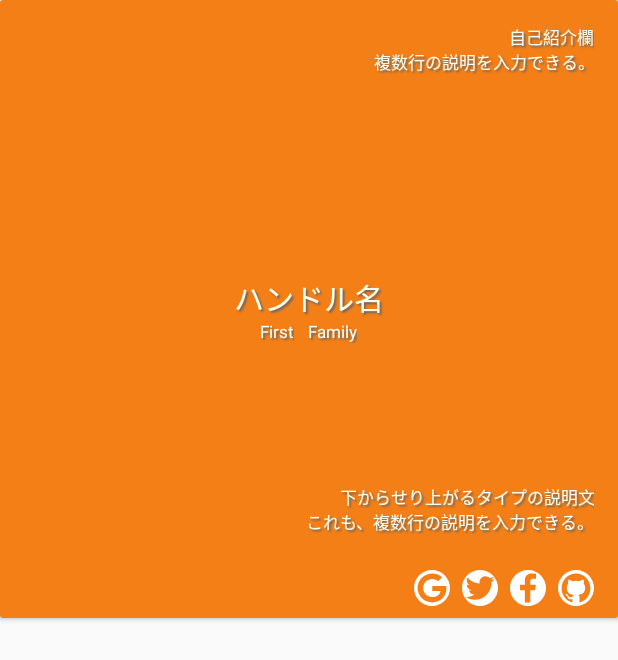
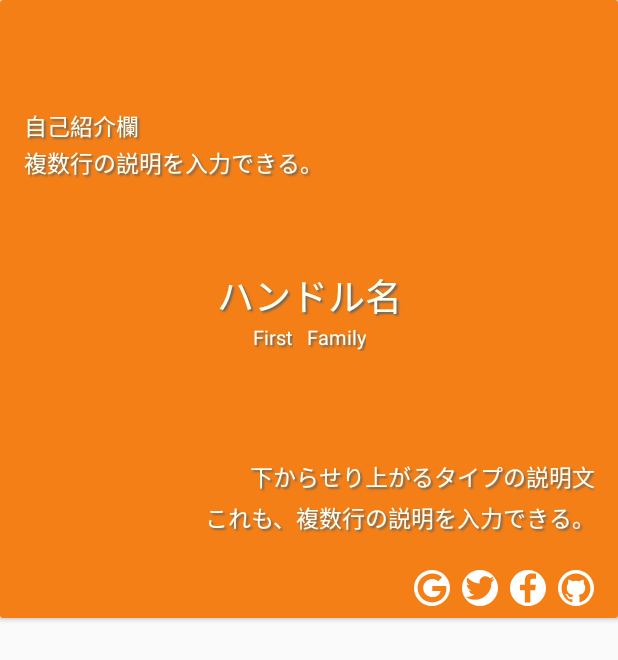
Before and after one commit to kazhida/CardSquare, an Android app: the layout fragment_square_card.xml on its own in the app's theme, with its tools: preview values and no code run, on a phone screen of 412 x 824 dp. Shown: the top 660 px of the screen. Run offline under Robolectric (Android 15) with nearby library versions, the phone set to English and light mode, and no system bars.

Commit message:
CollapsingToolbarLayoutのアニメーションをいい感じにした。

```diff
--- a/app/src/main/java/com/abplus/cardsquare/domain/models/Holder.kt
+++ b/app/src/main/java/com/abplus/cardsquare/domain/models/Holder.kt
@@ -37,8 +37,8 @@ data class Holder(
             firstName = "John/Jane",
             familyName = "Doe",
             coverImageUrl = RandomImages.nextAssetImageUrl(),
-            introduction = "ここでは、自己紹介文などを記入します。\nカードの右上に表示されます。",
-            description = "ここには、なにを記入してもかまいません。\nカードの右下に表示されます。\nこのサービスでは住所は登録で来るようになっていないので、\n住所を明かす必要がある場合は、ここを使用してください。",
+            introduction = "ここでは、自己紹介文などを記入します。\nカードの左上に表示されます。",
+            description = "ここには、なにを記入してもかまいません。\nカードの右下に表示されます。\nこのサービスでは住所はあつかっていないので、ここを使用するとよいでしょう。",
             accounts = listOf(accounts.entries.first().value),
             partners = ArrayList()
     )
--- a/app/src/main/res/layout/fragment_square_card.xml
+++ b/app/src/main/res/layout/fragment_square_card.xml
@@ -69,11 +69,15 @@
                     android:id="@+id/card_introduction_text"
                     android:layout_width="wrap_content"
                     android:layout_height="wrap_content"
-                    android:layout_margin="16dp"
-                    android:gravity="end"
+                    android:layout_marginTop="72dp"
+                    android:layout_marginLeft="16dp"
+                    android:layout_marginRight="16dp"
+                    android:layout_marginBottom="16dp"
+                    android:gravity="start"
+                    android:lineSpacingExtra="1pt"
                     app:layout_constraintTop_toTopOf="parent"
-                    app:layout_constraintRight_toRightOf="parent"
-                    android:textSize="@dimen/fs_small"
+                    app:layout_constraintStart_toStartOf="parent"
+                    android:textSize="@dimen/fs_medium"
                     android:text="@{viewModel.introduction}"
                     tools:text="自己紹介欄\n複数行の説明を入力できる。"
                     />
@@ -86,7 +90,8 @@
                     android:gravity="end"
                     app:layout_constraintBottom_toTopOf="@id/card_account_container"
                     app:layout_constraintRight_toRightOf="parent"
-                    android:textSize="@dimen/fs_small"
+                    android:lineSpacingExtra="2pt"
+                    android:textSize="@dimen/fs_medium"
                     android:text="@{viewModel.description}"
                     tools:text="下からせり上がるタイプの説明文\nこれも、複数行の説明を入力できる。"
                     />
--- a/app/src/main/res/values/dimens.xml
+++ b/app/src/main/res/values/dimens.xml
@@ -6,9 +6,10 @@
     <dimen name="nav_header_height">176dp</dimen>
     <dimen name="fab_margin">16dp</dimen>
 
-    <dimen name="fs_small">5pt</dimen>
+    <dimen name="fs_small">6pt</dimen>
     <dimen name="fs_medium">7pt</dimen>
     <dimen name="fs_large">9pt</dimen>
+    <dimen name="fs_x_large">11pt</dimen>
 
     <dimen name="dia_account_icon">24dp</dimen>
 
--- a/app/src/main/res/values/styles.xml
+++ b/app/src/main/res/values/styles.xml
@@ -33,7 +33,7 @@
     </style>
 
     <style name="ShadowedNameText" parent="ShadowedText">
-        <item name="android:textSize">@dimen/fs_large</item>
+        <item name="android:textSize">@dimen/fs_x_large</item>
     </style>
 
     <style name="ShadowedPhoneticText" parent="ShadowedText">
@@ -53,4 +53,11 @@
         <item name="android:windowBackground">@android:color/transparent</item>
     </style>
 
+    <style name="TransparentTextAppearance" parent="@android:style/TextAppearance">
+        <item name="android:textColor">#00000000</item>
+    </style>
+    <style name="WhiteTextAppearance" parent="@android:style/TextAppearance">
+        <item name="android:textColor">@color/textColorPrimary</item>
+    </style>
+
 </resources>
```
Also changed, not shown: app/src/main/java/com/abplus/cardsquare/ui/cardedit/CardEditActivity.kt (+9 -3 lines), app/src/main/java/com/abplus/cardsquare/ui/cardedit/CardEditViewModel.kt (+6 -5 lines), app/src/main/java/com/abplus/cardsquare/utils/FirebaseUtil.kt (deleted, +0 -10 lines), app/src/main/java/com/abplus/cardsquare/utils/views/FadeoutOffsetChangeListener.kt (added, +16 -0 lines), app/src/main/res/layout/activity_card_edit.xml (+12 -5 lines).
